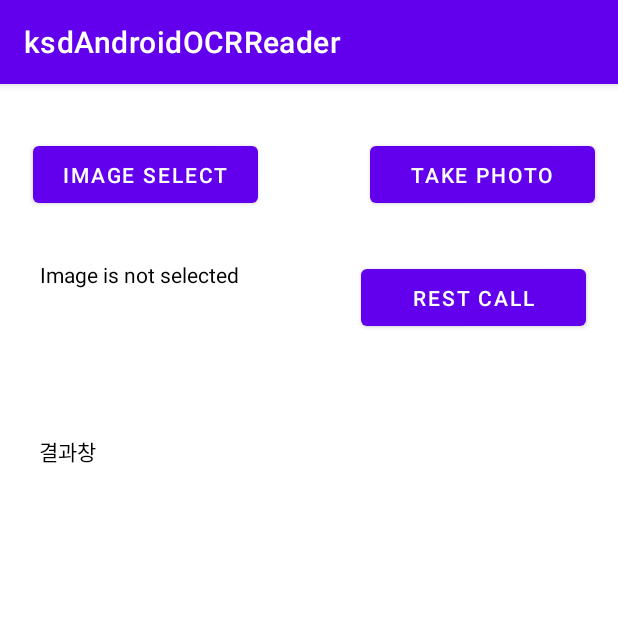
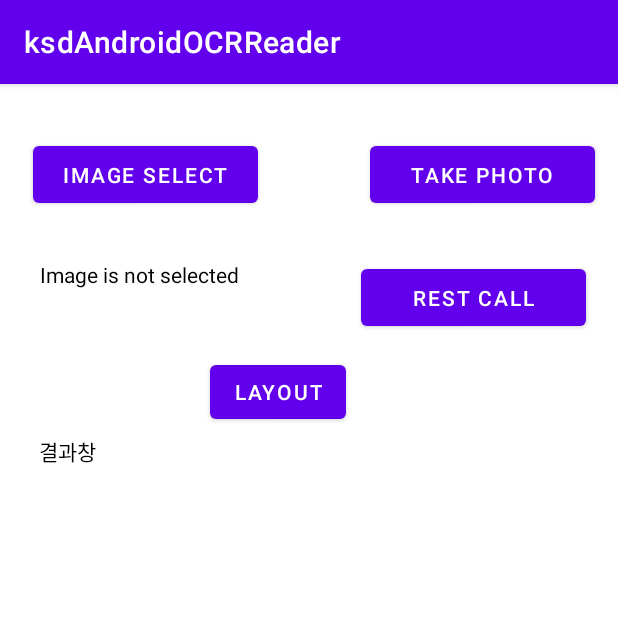
Before and after one commit to devjyno96/ksd-android-OCR-Reader, an Android app: the screen it shows after launch (MainActivity), on a phone screen of 412 x 824 dp, the top half of it. Run offline under Robolectric (Android 15) with nearby library versions, the phone set to English and light mode, and no system bars.

Commit message:
add layout change func / Network refactory

```diff
--- a/app/src/main/res/layout/activity_main.xml
+++ b/app/src/main/res/layout/activity_main.xml
@@ -78,4 +78,34 @@
         app:layout_constraintTop_toBottomOf="@+id/image_selected_statement"
         app:layout_constraintVertical_bias="0.419" />
 
+    <Button
+        android:id="@+id/button"
+        android:layout_width="wrap_content"
+        android:layout_height="wrap_content"
+        android:layout_marginStart="138dp"
+        android:layout_marginEnd="180dp"
+        android:layout_marginBottom="5dp"
+        android:onClick="testChangeLayoutOnClick"
+        android:text="Layout"
+        app:layout_constraintBottom_toTopOf="@+id/Result_Viewer"
+        app:layout_constraintEnd_toEndOf="parent"
+        app:layout_constraintStart_toStartOf="parent" />
+
+    <FrameLayout
+        android:id="@+id/main_content"
+        android:layout_width="298dp"
+        android:layout_height="494dp"
+        android:layout_marginStart="5dp"
+        android:layout_marginTop="2dp"
+        android:layout_marginEnd="16dp"
+        android:layout_marginBottom="16dp"
+        app:layout_constraintBottom_toBottomOf="parent"
+        app:layout_constraintEnd_toEndOf="parent"
+        app:layout_constraintHorizontal_bias="1.0"
+        app:layout_constraintStart_toEndOf="@+id/Result_Viewer"
+        app:layout_constraintTop_toBottomOf="@+id/Result_Viewer"
+        app:layout_constraintVertical_bias="1.0">
+
+    </FrameLayout>
+
 </androidx.constraintlayout.widget.ConstraintLayout>
```
Also changed, not shown: app/src/main/java/com/example/ksdandroidocrreader/CategoryFragment.java (added, +97 -0 lines), app/src/main/java/com/example/ksdandroidocrreader/MainActivity.java (+12 -87 lines), app/src/main/java/com/example/ksdandroidocrreader/RestNetworkTask.java (renamed from app/src/main/java/com/example/ksdandroidocrreader/CallRest.java, +58 -1 lines), app/src/main/java/com/example/ksdandroidocrreader/S3NetworkTask.java (renamed from app/src/main/java/com/example/ksdandroidocrreader/S3FileUpload.java, +33 -1 lines), app/src/main/res/layout/fragment_category.xml (added, +14 -0 lines), app/src/main/res/layout/item_categoryview.xml (added, +20 -0 lines), app/src/main/res/drawable-v24/aaaa.jpg (added), app/src/main/res/drawable-v24/aassqw.jpg (added), app/src/main/res/drawable-v24/abnsdv.jpg (added), app/src/main/res/drawable-v24/awdcvs.jpg (added), app/src/main/res/drawable-v24/bvcv.jpg (added), app/src/main/res/drawable-v24/qadbsefd.jpg (added), app/src/main/res/drawable-v24/qbmhfsf.jpg (added), app/src/main/res/drawable-v24/qmiff.jpg (added), 3 more files.
